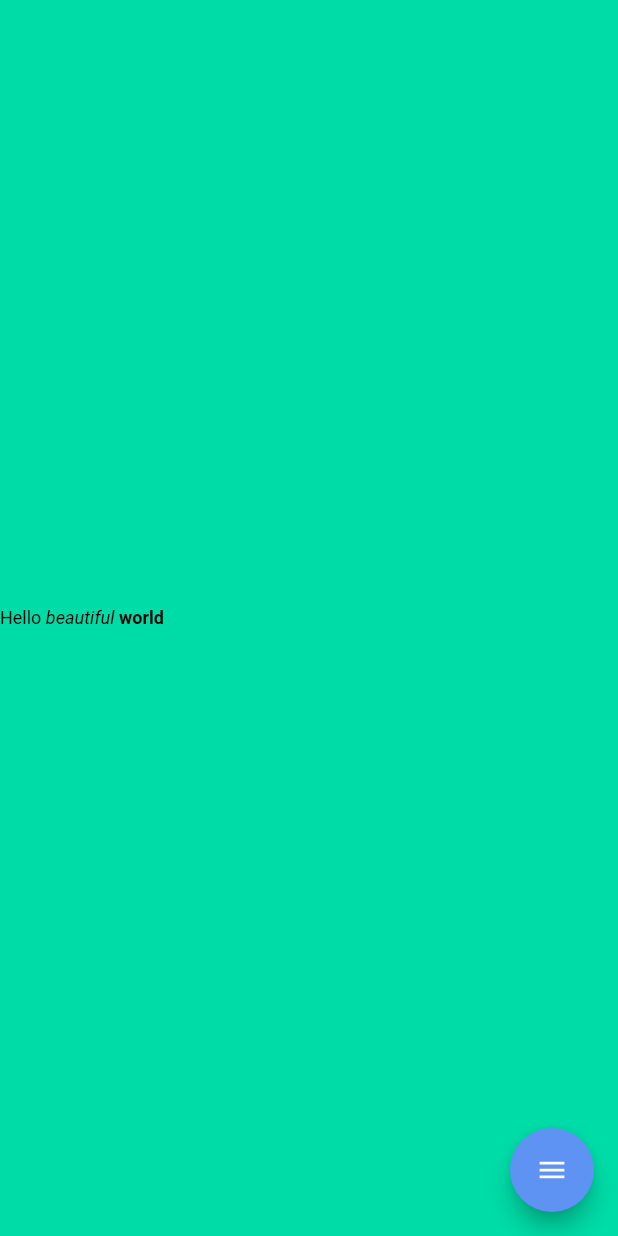
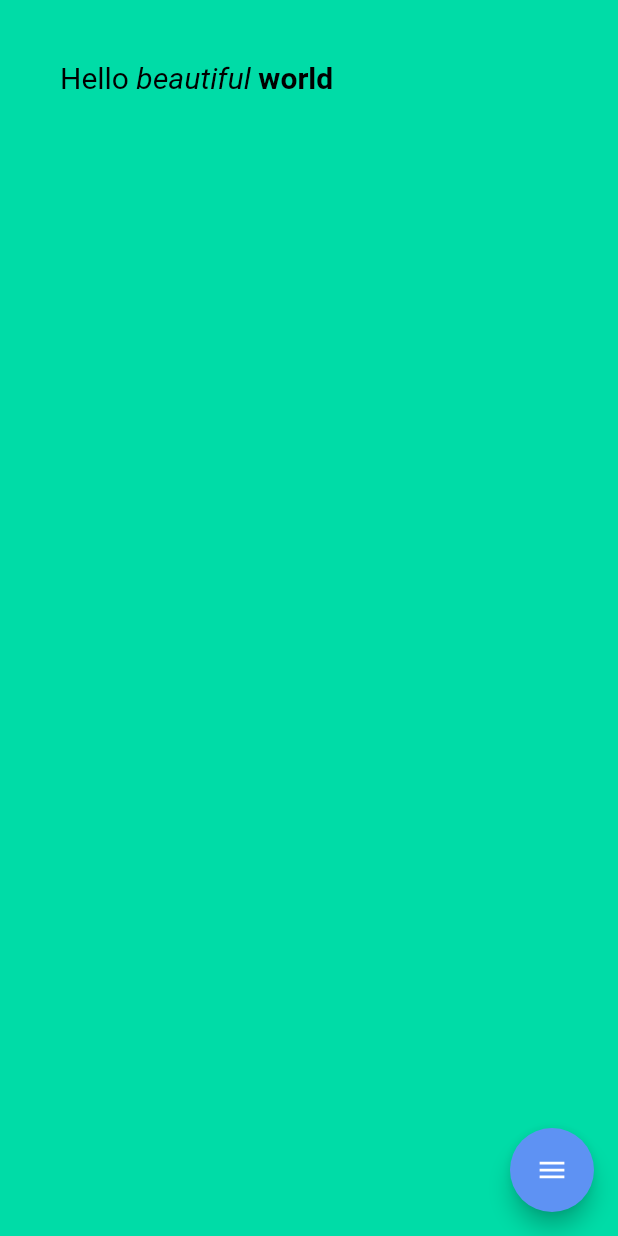
Before and after one commit to Apanian25/FrigoTopia, a Flutter app: the Fridge screen opened by its route, on a phone screen of 412 x 824 dp. Run offline on Flutter 3.47's test engine with Material 2 defaults, Android fonts, the phone set to English and light mode, and no system bars; drawn by our look-alikes of flutter_speed_dial; our stand-ins replace bloc, cached_network_image, equatable, flutter_bloc, fluttertoast, get_it and 3 more.

Commit message:
Update text fridge

```diff
--- a/client/app/lib/src/screens/fridge/fridge.dart
+++ b/client/app/lib/src/screens/fridge/fridge.dart
@@ -144,10 +144,13 @@ class _FridgeState extends State<Fridge> with SingleTickerProviderStateMixin {
       backgroundColor: Color(0xff00DCA7),
       body: Stack(children: [
         Align(
-            alignment: Alignment.centerLeft,
+            alignment: Alignment.topLeft,
+            child: Container(
+                padding: const EdgeInsets.all(40.0),
                 child: Text.rich(
                   TextSpan(
                     text: 'Hello', // default text style
+                    style: TextStyle(fontSize: 20),
                     children: <TextSpan>[
                       TextSpan(
                           text: ' beautiful ',
@@ -157,7 +160,7 @@ class _FridgeState extends State<Fridge> with SingleTickerProviderStateMixin {
                           style: TextStyle(fontWeight: FontWeight.bold)),
                     ],
                   ),
-            )),
+                ))),
         Transform.scale(
           alignment: Alignment.centerLeft,
           scale: 0.9,
```
Lines whose indentation alone changed are shown as unchanged.
